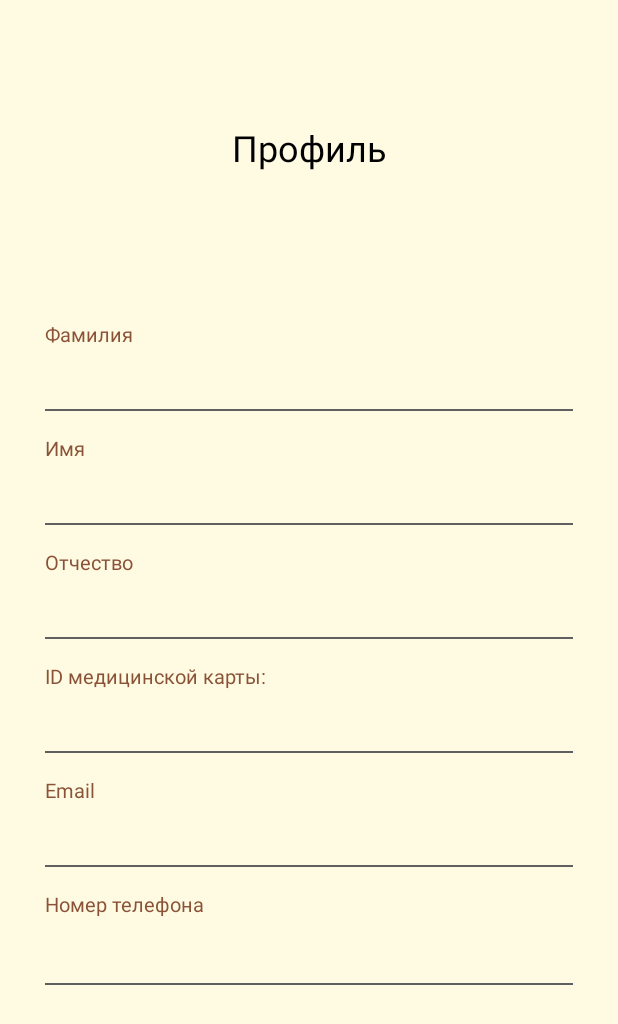
After one commit to MaverickBattler/KneeApp, an Android app: the UserProfileActivity screen opened directly, with no data from a screen before it, on a phone screen of 412 x 824 dp. The commit adds this screen. Shown: the top 1024 px of the screen. Run offline under Robolectric (Android 15) with nearby library versions, the phone set to English and light mode, and no system bars.

Commit message:
Added user profile activity

```diff
--- a/app/src/main/AndroidManifest.xml
+++ b/app/src/main/AndroidManifest.xml
@@ -12,6 +12,9 @@
         android:roundIcon="@mipmap/ic_launcher_round"
         android:supportsRtl="true"
         android:theme="@style/Theme.KneeApp">
+        <activity
+            android:name=".activity.UserProfileActivity"
+            android:exported="false" />
         <activity
             android:name=".activity.ContactDoctorActivity"
             android:exported="false" />
--- a/app/src/main/java/ru/leti/kneeapp/activity/MainActivity.kt
+++ b/app/src/main/java/ru/leti/kneeapp/activity/MainActivity.kt
@@ -3,9 +3,11 @@ package ru.leti.kneeapp.activity
 import android.app.TaskStackBuilder
 import android.content.Intent
 import android.os.Bundle
+import android.util.Log
 import android.view.Menu
 import android.view.View
 import android.widget.TextView
+import android.widget.Toast
 import com.google.android.material.navigation.NavigationView
 import androidx.navigation.findNavController
 import androidx.navigation.ui.AppBarConfiguration
@@ -14,14 +16,24 @@ import androidx.navigation.ui.setupActionBarWithNavController
 import androidx.navigation.ui.setupWithNavController
 import androidx.drawerlayout.widget.DrawerLayout
 import androidx.appcompat.app.AppCompatActivity
+import okhttp3.MediaType.Companion.toMediaTypeOrNull
+import okhttp3.RequestBody
+import okhttp3.RequestBody.Companion.toRequestBody
+import retrofit2.Call
+import retrofit2.Callback
+import retrofit2.Response
 import ru.leti.kneeapp.R
 import ru.leti.kneeapp.util.SharedPreferencesProvider
 import ru.leti.kneeapp.databinding.ActivityNavigationDrawerBinding
+import ru.leti.kneeapp.dto.UserDataDto
+import ru.leti.kneeapp.network.NetworkModule
 
 class MainActivity : AppCompatActivity() {
 
     private lateinit var appBarConfiguration: AppBarConfiguration
     private lateinit var binding: ActivityNavigationDrawerBinding
+
+    private val userService = NetworkModule.userService
 
     override fun onCreate(savedInstanceState: Bundle?) {
         super.onCreate(savedInstanceState)
@@ -42,9 +54,10 @@ class MainActivity : AppCompatActivity() {
         setupActionBarWithNavController(navController, appBarConfiguration)
         navView.setupWithNavController(navController)
 
+        val sharedPreferencesProvider = SharedPreferencesProvider(applicationContext)
+        val sharedPreferences = sharedPreferencesProvider.getEncryptedSharedPreferences()
+
         navView.menu.findItem(R.id.nav_logout).setOnMenuItemClickListener {
-            val sharedPreferencesProvider = SharedPreferencesProvider(applicationContext)
-            val sharedPreferences = sharedPreferencesProvider.getEncryptedSharedPreferences()
             val editor = sharedPreferences.edit()
             editor.remove("email")
             editor.remove("auth_token")
@@ -53,16 +66,53 @@ class MainActivity : AppCompatActivity() {
             true
         }
 
-        val headerView : View = navView.getHeaderView(0)
+        val headerView: View = navView.getHeaderView(0)
+        var connecting = false
         headerView.setOnClickListener {
-            //Открытие фрагмента с профилем пользователя
+            if (!connecting) {
+                connecting = true
+                val userEmail = sharedPreferences.getString("email", null)
+                if (userEmail != null) {
+                    val authToken = sharedPreferences.getString("auth_token", null)
+                    val authHeader = "Bearer_$authToken"
+                    val requestBody: RequestBody =
+                        userEmail.toRequestBody("text/plain".toMediaTypeOrNull())
+                    userService.getUserData(authHeader, requestBody).enqueue(object :
+                        Callback<UserDataDto> {
+                        override fun onResponse(
+                            call: Call<UserDataDto>,
+                            response: Response<UserDataDto>
+                        ) {
+                            if (response.code() != 403 && response.code() != 500) {
+                                val userDataDto = response.body()
+                                if (userDataDto != null) {
+                                    //Открытие профиля пользователя
+                                    connecting = false
+                                    openUserProfileActivity(userDataDto)
+                                } else {
+                                    connecting = false
+                                    showPopupErrorMessage(getString(R.string.internal_server_error))
+                                }
+                            } else {
+                                openLoginActivity()
+                            }
+                        }
+
+                        override fun onFailure(call: Call<UserDataDto>, t: Throwable) {
+                            connecting = false
+                            Log.i("Failure", t.message ?: "Null message")
+                            showPopupErrorMessage(getString(R.string.server_not_responding))
+                        }
+                    })
+                } else {
+                    openLoginActivity()
+                }
+            }
         }
-        val navUsername : TextView = headerView
+        val navUsername: TextView = headerView
             .findViewById(R.id.textViewFirstnameLastnameNavDrawer)
-        val navUserEmail : TextView = headerView
+        val navUserEmail: TextView = headerView
             .findViewById(R.id.textViewEmailNavDrawer)
-        val sharedPreferencesProvider = SharedPreferencesProvider(applicationContext)
-        val sharedPreferences = sharedPreferencesProvider.getEncryptedSharedPreferences()
         val extras = intent.extras
         val nameAndSurname: String = extras?.getString("nameAndSurname") ?: "null"
         navUsername.text = nameAndSurname
@@ -74,9 +124,26 @@ class MainActivity : AppCompatActivity() {
         return navController.navigateUp(appBarConfiguration) || super.onSupportNavigateUp()
     }
 
+    private fun openUserProfileActivity(userDataDto: UserDataDto) {
+        val intent = Intent(this, UserProfileActivity::class.java)
+        intent.putExtra("medicalCardId", userDataDto.medicalCardId)
+        intent.putExtra("email", userDataDto.email)
+        intent.putExtra("phoneNumber", userDataDto.phoneNumber)
+        intent.putExtra("firstName", userDataDto.firstName)
+        intent.putExtra("lastName", userDataDto.lastName)
+        intent.putExtra("fatherName", userDataDto.fatherName)
+        startActivity(intent)
+    }
+
     private fun openLoginActivity() {
         val loginIntent = Intent(this, LoginActivity::class.java)
         TaskStackBuilder.create(applicationContext)
             .addNextIntentWithParentStack(loginIntent).startActivities()
     }
+
+    private fun showPopupErrorMessage(errorText: String) {
+        val duration = Toast.LENGTH_SHORT
+        val toast = Toast.makeText(applicationContext, errorText, duration)
+        toast.show()
+    }
 }
--- a/app/src/main/java/ru/leti/kneeapp/activity/RegistrationActivity.kt
+++ b/app/src/main/java/ru/leti/kneeapp/activity/RegistrationActivity.kt
@@ -37,7 +37,7 @@ class RegistrationActivity : AppCompatActivity() {
         buttonFinishRegistration.setOnClickListener {
             val password: String = passwordEditText.text.toString()
             val passwordRepeated: String = passwordRepeatEditText.text.toString()
-            if (password == passwordRepeated) {
+            if (password == passwordRepeated && password.length in 8..32) {
                 val extras = intent.extras
                 val medicalCardId: String = extras?.getString("medicalCardId") ?: "null"
                 val requestDto = RegistrationRequestDto(medicalCardId, password)
@@ -65,9 +65,11 @@ class RegistrationActivity : AppCompatActivity() {
                 progressBar.visibility = View.VISIBLE
 
 
-            } else {
+            } else if (password.length in 8..32)
                 showErrorMessage(getString(R.string.passwords_dont_match))
-            }
+            else
+                showErrorMessage(getString(R.string.password_must_be_in_range))
+
         }
         passwordEditText.doAfterTextChanged {
             if (messageTextView.isVisible)
--- /dev/null
+++ b/app/src/main/java/ru/leti/kneeapp/activity/UserProfileActivity.kt
@@ -0,0 +1,36 @@
+package ru.leti.kneeapp.activity
+
+import androidx.appcompat.app.AppCompatActivity
+import android.os.Bundle
+import android.widget.TextView
+import ru.leti.kneeapp.R
+
+class UserProfileActivity : AppCompatActivity() {
+    override fun onCreate(savedInstanceState: Bundle?) {
+        super.onCreate(savedInstanceState)
+        setContentView(R.layout.activity_user_profile)
+
+        val medicalCardIdTextView: TextView = findViewById(R.id.textViewProfileMedicalCardIdValue)
+        val emailTextView: TextView = findViewById(R.id.textViewProfileEmailValue)
+        val phoneNumberTextView: TextView = findViewById(R.id.textViewProfilePhoneNumberValue)
+        val firstNameTextView: TextView = findViewById(R.id.textViewProfileFirstNameValue)
+        val lastNameTextView: TextView = findViewById(R.id.textViewProfileLastNameValue)
+        val fatherNameTextView: TextView = findViewById(R.id.textViewProfileFatherNameValue)
+
+        val extras = intent.extras
+        val medicalCardId: String = extras?.getString("medicalCardId") ?: ""
+        val email: String = extras?.getString("email") ?: ""
+        val phoneNumber: String = extras?.getString("phoneNumber") ?: ""
+        val firstName: String = extras?.getString("firstName") ?: ""
+        val lastName: String = extras?.getString("lastName") ?: ""
+        val fatherName: String = extras?.getString("fatherName") ?: ""
+
+        medicalCardIdTextView.text = medicalCardId
+        emailTextView.text = email
+        phoneNumberTextView.text = phoneNumber
+        firstNameTextView.text = firstName
+        lastNameTextView.text = lastName
+        fatherNameTextView.text = fatherName
+
+    }
+}
--- a/app/src/main/res/layout/activity_registration_success.xml
+++ b/app/src/main/res/layout/activity_registration_success.xml
@@ -24,7 +24,7 @@
         android:id="@+id/buttonBackToLoginPage"
         android:layout_width="150dp"
         android:layout_height="wrap_content"
-        android:text="@string/go_back_to_login"
+        android:text="@string/back"
         android:textSize="12sp"
         app:layout_constraintBottom_toBottomOf="parent"
         app:layout_constraintEnd_toEndOf="parent"
--- /dev/null
+++ b/app/src/main/res/layout/activity_user_profile.xml
@@ -0,0 +1,231 @@
+<?xml version="1.0" encoding="utf-8"?>
+<androidx.constraintlayout.widget.ConstraintLayout xmlns:android="http://schemas.android.com/apk/res/android"
+    xmlns:app="http://schemas.android.com/apk/res-auto"
+    xmlns:tools="http://schemas.android.com/tools"
+    android:layout_width="match_parent"
+    android:layout_height="match_parent"
+    tools:context=".activity.UserProfileActivity"
+    android:background="@color/soft_background">
+
+    <TextView
+        android:id="@+id/textViewProfileTitle"
+        android:layout_width="103dp"
+        android:layout_height="37dp"
+        android:layout_centerHorizontal="true"
+        android:text="@string/profile"
+        android:textColor="@color/black"
+        android:textSize="24sp"
+        app:layout_constraintBottom_toBottomOf="parent"
+        app:layout_constraintEnd_toEndOf="parent"
+        app:layout_constraintStart_toStartOf="parent"
+        app:layout_constraintTop_toTopOf="parent"
+        app:layout_constraintVertical_bias="0.104" />
+
+    <LinearLayout
+        android:id="@+id/linearLayout"
+        android:layout_width="match_parent"
+        android:layout_height="wrap_content"
+        android:layout_marginHorizontal="30dp"
+        android:orientation="vertical"
+        app:layout_constraintBottom_toBottomOf="parent"
+        app:layout_constraintEnd_toEndOf="parent"
+        app:layout_constraintHorizontal_bias="0.0"
+        app:layout_constraintStart_toStartOf="parent"
+        app:layout_constraintTop_toBottomOf="@+id/textViewProfileTitle"
+        app:layout_constraintVertical_bias="0.319">
+
+        <LinearLayout
+            android:layout_width="match_parent"
+            android:layout_height="wrap_content"
+            android:layout_marginTop="15dp"
+            android:orientation="vertical">
+
+            <TextView
+                android:id="@+id/textViewProfileLastName"
+                android:layout_width="wrap_content"
+                android:layout_height="wrap_content"
+                android:text="@string/last_name"
+                android:textColor="@color/active_color"
+                android:textSize="13sp"
+                android:layout_marginBottom="3dp"/>
+
+            <TextView
+                android:id="@+id/textViewProfileLastNameValue"
+                android:layout_width="wrap_content"
+                android:layout_height="wrap_content"
+                android:fontFamily="sans-serif-light"
+                android:text="@string/last_name"
+                android:textColor="@color/black"
+                android:textSize="16sp" />
+
+            <View
+                android:layout_width="match_parent"
+                android:layout_height="1dp"
+                android:layout_marginTop="15dp"
+                android:background="@color/grey" />
+
+        </LinearLayout>
+
+        <LinearLayout
+            android:layout_width="match_parent"
+            android:layout_height="wrap_content"
+            android:layout_marginTop="15dp"
+            android:orientation="vertical">
+
+            <TextView
+                android:id="@+id/textViewProfileFirstName"
+                android:layout_width="wrap_content"
+                android:layout_height="wrap_content"
+                android:text="@string/first_name"
+                android:textColor="@color/active_color"
+                android:textSize="13sp"
+                android:layout_marginBottom="3dp"/>
+
+            <TextView
+                android:id="@+id/textViewProfileFirstNameValue"
+                android:layout_width="wrap_content"
+                android:layout_height="wrap_content"
+                android:fontFamily="sans-serif-light"
+                android:text="@string/first_name"
+                android:textColor="@color/black"
+                android:textSize="16sp" />
+
+            <View
+                android:layout_width="match_parent"
+                android:layout_height="1dp"
+                android:layout_marginTop="15dp"
+                android:background="@color/grey" />
+
+        </LinearLayout>
+
+        <LinearLayout
+            android:layout_width="match_parent"
+            android:layout_height="wrap_content"
+            android:layout_marginTop="15dp"
+            android:orientation="vertical">
+
+            <TextView
+                android:id="@+id/textViewProfileFatherName"
+                android:layout_width="wrap_content"
+                android:layout_height="wrap_content"
+                android:text="@string/father_name"
+                android:textColor="@color/active_color"
+                android:textSize="13sp"
+                android:layout_marginBottom="3dp"/>
+
+            <TextView
+                android:id="@+id/textViewProfileFatherNameValue"
+                android:layout_width="wrap_content"
+                android:layout_height="wrap_content"
+                android:fontFamily="sans-serif-light"
+                android:text="@string/father_name"
+                android:textColor="@color/black"
+                android:textSize="16sp" />
+
+            <View
+                android:layout_width="match_parent"
+                android:layout_height="1dp"
+                android:layout_marginTop="15dp"
+                android:background="@color/grey" />
+
+        </LinearLayout>
+
+        <LinearLayout
+            android:layout_width="match_parent"
+            android:layout_height="wrap_content"
+            android:layout_marginTop="15dp"
+            android:orientation="vertical">
+
+            <TextView
+                android:id="@+id/textViewProfileMedicalCardId"
+                android:layout_width="wrap_content"
+                android:layout_height="wrap_content"
+                android:text="@string/medical_card_id"
+                android:textColor="@color/active_color"
+                android:textSize="13sp"
+                android:layout_marginBottom="3dp"/>
+
+            <TextView
+                android:id="@+id/textViewProfileMedicalCardIdValue"
+                android:layout_width="wrap_content"
+                android:layout_height="wrap_content"
+                android:fontFamily="sans-serif-light"
+                android:text="@string/medical_card_id_hint"
+                android:textColor="@color/black"
+                android:textSize="16sp" />
+
+            <View
+                android:layout_width="match_parent"
+                android:layout_height="1dp"
+                android:layout_marginTop="15dp"
+                android:background="@color/grey" />
+
+        </LinearLayout>
+
+        <LinearLayout
+            android:layout_width="match_parent"
+            android:layout_height="wrap_content"
+            android:layout_marginTop="15dp"
+            android:orientation="vertical">
+
+            <TextView
+                android:id="@+id/textViewProfileEmail"
+                android:layout_width="wrap_content"
+                android:layout_height="wrap_content"
+                android:text="@string/email"
+                android:textColor="@color/active_color"
+                android:textSize="13sp"
+                android:layout_marginBottom="3dp"/>
+
+            <TextView
+                android:id="@+id/textViewProfileEmailValue"
+                android:layout_width="wrap_content"
+                android:layout_height="wrap_content"
+                android:fontFamily="sans-serif-light"
+                android:text="@string/email_hint"
+                android:textColor="@color/black"
+                android:textSize="16sp" />
+
+            <View
+                android:layout_width="match_parent"
+                android:layout_height="1dp"
+                android:layout_marginTop="15dp"
+                android:background="@color/grey" />
+
+        </LinearLayout>
+
+        <LinearLayout
+            android:layout_width="match_parent"
+            android:layout_height="wrap_content"
+            android:layout_marginTop="15dp"
+            android:orientation="vertical">
+
+            <TextView
+                android:id="@+id/textViewProfilePhoneNumber"
+                android:layout_width="wrap_content"
+                android:layout_height="wrap_content"
+                android:text="@string/phone_number"
+                android:textColor="@color/active_color"
+                android:textSize="13sp"
+                android:layout_marginBottom="3dp"/>
+
+            <TextView
+                android:id="@+id/textViewProfilePhoneNumberValue"
+                android:layout_width="wrap_content"
+                android:layout_height="wrap_content"
+                android:fontFamily="sans-serif-light"
+                android:text="@string/phone_number_example"
+                android:textColor="#000000"
+                android:textSize="18sp" />
+
+            <View
+                android:layout_width="match_parent"
+                android:layout_height="1dp"
+                android:layout_marginTop="15dp"
+                android:background="@color/grey" />
+
+        </LinearLayout>
+
+    </LinearLayout>
+
+</androidx.constraintlayout.widget.ConstraintLayout>
--- a/app/src/main/res/values/strings.xml
+++ b/app/src/main/res/values/strings.xml
@@ -126,7 +126,7 @@
     <string name="finish">Зарегистрироваться</string>
     <string name="enter_password_again">Введите пароль снова:</string>
     <string name="registration_success">Успех!</string>
-    <string name="go_back_to_login">Вернуться</string>
+    <string name="back">Вернуться</string>
     <string name="successful_registration_message">Вы успешно зарегистрировались в приложении!
         Осталось только подтвердить электронную почту.</string>
     <string name="passwords_dont_match">Пароли не совпадают.</string>
@@ -211,5 +211,13 @@
         свяжитесь со мной здесь или по телефону %1$s."\n"
         "   С" уважением, %2$s %3$s.</string>
     <string name="please_check_a_checkbox">Пожалуйста, отметьте один или несколько вариантов.</string>
+    <string name="password_must_be_in_range">Длина пароля должна быть от 8 до 32 символов</string>
+    <string name="last_name">Фамилия</string>
+    <string name="first_name">Имя</string>
+    <string name="father_name">Отчество</string>
+    <string name="phone_number">Номер телефона</string>
+    <string name="profile">Профиль</string>
+    <string name="phone_number_example">89532439096</string>
+
 
 </resources>
```
